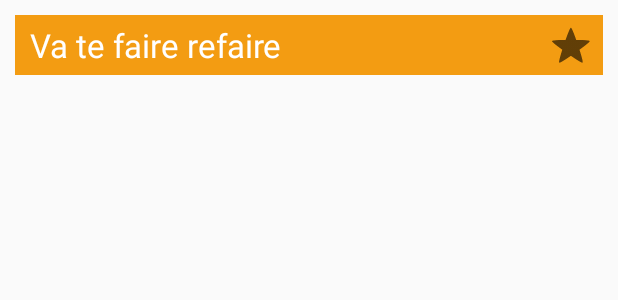
After one commit to Nain57/DikkenekSoundBoard, an Android app: the layout listitem_sound.xml on its own in the app's theme, with its tools: preview values and no code run, on a phone screen of 412 x 824 dp. The commit adds this screen. Shown: the top 300 px of the screen. Run offline under Robolectric (Android 15) with nearby library versions, the phone set to English and light mode, and no system bars.

Commit message:
Revert "[DEV] Replace the ContentProvider by Room database"
This reverts commit c90cc0212dd2ee4cf98efeff1d1b9875b207103a.
I'm still uncomfortable with Android Studio VCS tools -_-'

```diff
--- /dev/null
+++ b/app/src/main/res/layout/listitem_sound.xml
@@ -0,0 +1,42 @@
+<?xml version="1.0" encoding="utf-8"?>
+<LinearLayout
+    xmlns:android="http://schemas.android.com/apk/res/android"
+    xmlns:tools="http://schemas.android.com/tools"
+    android:orientation="vertical"
+    android:layout_width="match_parent"
+    android:layout_height="60dp"
+    android:descendantFocusability="blocksDescendants">
+
+    <RelativeLayout
+        android:layout_width="match_parent"
+        android:layout_height="match_parent"
+        android:layout_margin="10dp"
+        android:background="@color/primary_color">
+
+        <TextView
+            android:id="@+id/sound_title"
+            android:layout_width="wrap_content"
+            android:layout_height="match_parent"
+            android:layout_alignParentLeft="true"
+            android:layout_centerVertical="true"
+            android:paddingLeft="10dp"
+            android:paddingRight="10dp"
+            android:gravity="center_vertical"
+            android:textColor="@color/text_color"
+            android:textSize="22sp"
+            android:maxLines="1"
+            android:ellipsize="marquee"
+            tools:text="Va te faire refaire"/>
+
+        <CheckBox
+            android:id="@+id/btn_fav"
+            android:layout_width="wrap_content"
+            android:layout_height="wrap_content"
+            android:layout_marginRight="5dp"
+            android:layout_alignParentRight="true"
+            android:layout_centerVertical="true"
+            style="?android:attr/starStyle"/>
+
+    </RelativeLayout>
+
+</LinearLayout>
```
Also changed, not shown: app/src/main/java/com/buzbuz/dikkeneksoundboard/SoundViewModel.kt (+0 -8 lines), app/src/main/java/com/buzbuz/dikkeneksoundboard/ui/SoundListAdapter.kt (deleted, +0 -81 lines), app/src/main/java/com/buzbuz/dikkeneksoundboard/ui/SoundListFragment.kt (+0 -12 lines), app/src/main/res/layout/item_sound.xml (deleted, +0 -63 lines), app/src/main/res/values/dimens.xml (+0 -7 lines), 1 other file.
